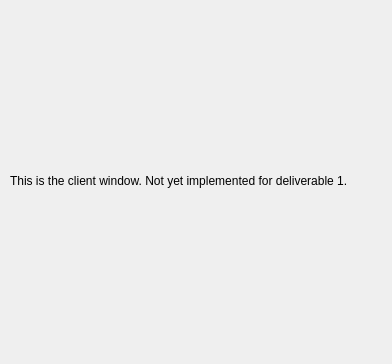
This is cuACS/postloginclient.ui in cameronhawtin/Animal-Farm-cuACS as Qt 5 draws it before an edit. The edited form follows.
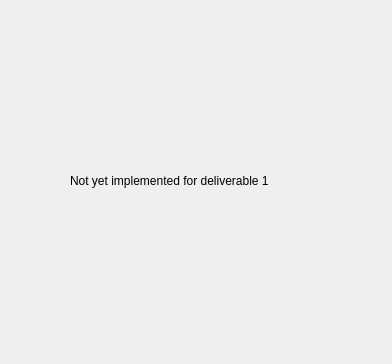
This is the edited form.

```diff
--- a/cuACS/postloginclient.ui
+++ b/cuACS/postloginclient.ui
@@ -16,14 +16,14 @@
   <widget class="QLabel" name="label">
    <property name="geometry">
     <rect>
-     <x>10</x>
+     <x>70</x>
      <y>100</y>
-     <width>401</width>
+     <width>251</width>
      <height>161</height>
     </rect>
    </property>
    <property name="text">
-    <string>This is the client window. Not yet implemented for deliverable 1.</string>
+    <string>Not yet implemented for deliverable 1</string>
    </property>
   </widget>
  </widget>
```
